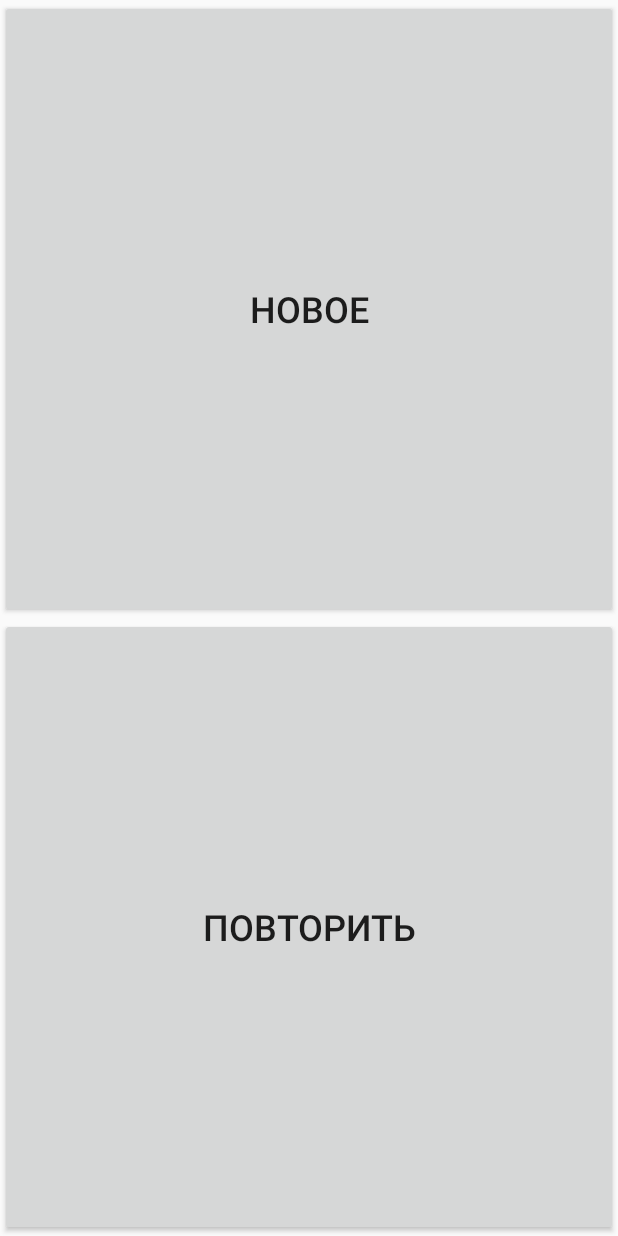
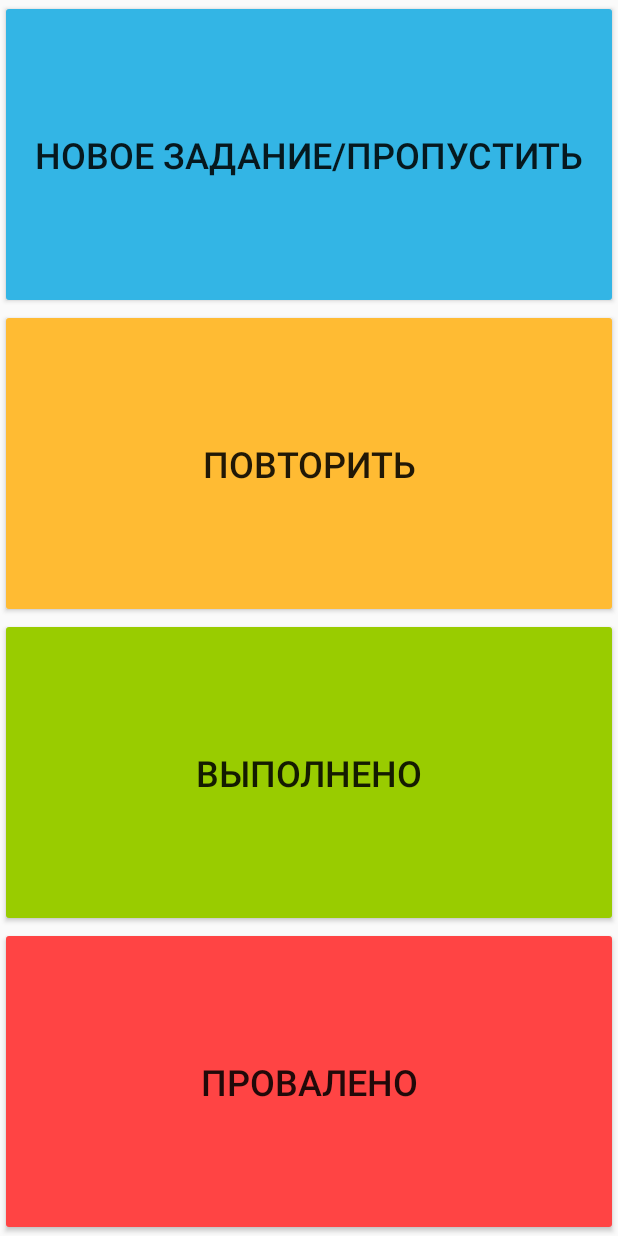
Before and after one commit to dvoropaev/selfinspector, an Android app: the screen it shows after launch (MainActivity), on a phone screen of 412 x 824 dp. Run offline under Robolectric (Android 15) with nearby library versions, the phone set to English and light mode, and no system bars.

Commit message:
Добавлены кнопки выполнено/провалено и рейтинг заданий

```diff
--- a/app/src/main/res/layout/activity_main.xml
+++ b/app/src/main/res/layout/activity_main.xml
@@ -10,7 +10,8 @@
         android:layout_height="0dp"
         android:layout_weight="1"
         android:textSize="24sp"
-        android:text="@string/new_button" />
+        android:text="@string/new_button"
+        android:backgroundTint="@android:color/holo_blue_light" />
 
     <Button
         android:id="@+id/repeatButton"
@@ -18,6 +19,25 @@
         android:layout_height="0dp"
         android:layout_weight="1"
         android:textSize="24sp"
-        android:text="@string/repeat_button" />
+        android:text="@string/repeat_button"
+        android:backgroundTint="@android:color/holo_orange_light" />
+
+    <Button
+        android:id="@+id/doneButton"
+        android:layout_width="match_parent"
+        android:layout_height="0dp"
+        android:layout_weight="1"
+        android:textSize="24sp"
+        android:text="@string/done_button"
+        android:backgroundTint="@android:color/holo_green_light" />
+
+    <Button
+        android:id="@+id/failButton"
+        android:layout_width="match_parent"
+        android:layout_height="0dp"
+        android:layout_weight="1"
+        android:textSize="24sp"
+        android:text="@string/fail_button"
+        android:backgroundTint="@android:color/holo_red_light" />
 
 </LinearLayout>
--- a/app/src/main/res/values/strings.xml
+++ b/app/src/main/res/values/strings.xml
@@ -1,6 +1,8 @@
 <?xml version="1.0" encoding="utf-8"?>
 <resources>
     <string name="app_name">SelfInspector</string>
-    <string name="new_button">Новое</string>
+    <string name="new_button">Новое задание/пропустить</string>
     <string name="repeat_button">Повторить</string>
+    <string name="done_button">Выполнено</string>
+    <string name="fail_button">Провалено</string>
 </resources>
```
Also changed, not shown: app/src/main/java/com/example/selfinspector/MainActivity.kt (+32 -9 lines).
